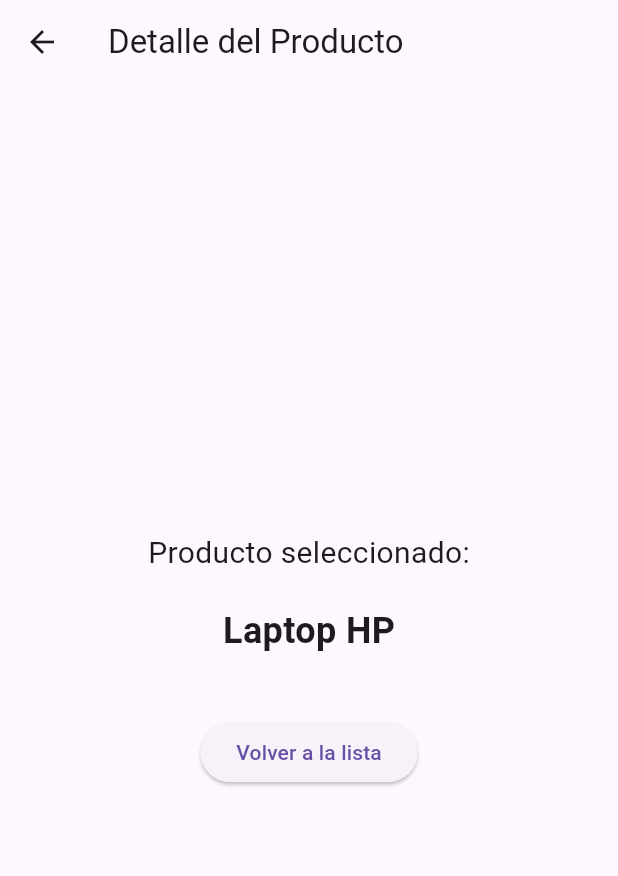
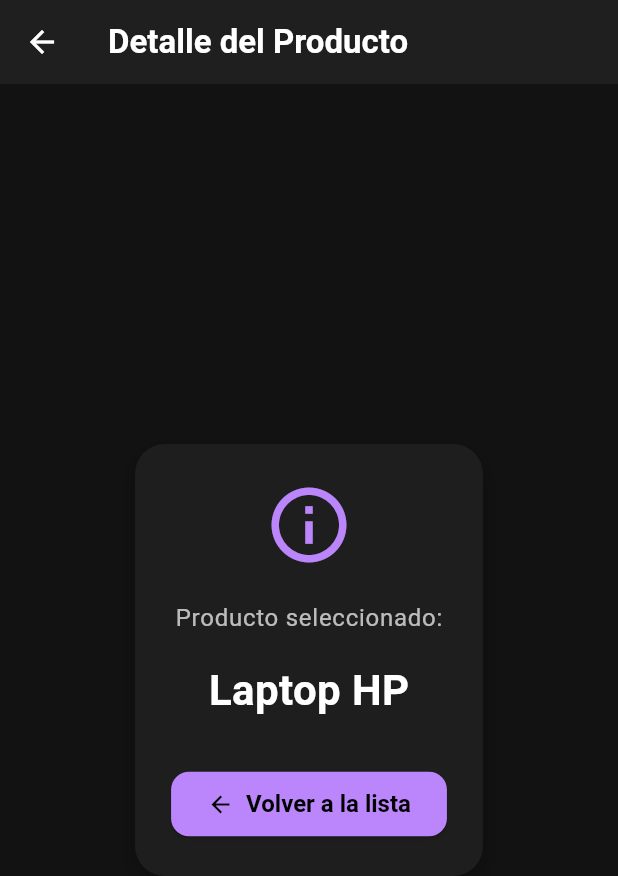
Before and after one commit to gabri117/navegacion_pasos_datos, a Flutter app: the screen it shows after launch, after a tap on "Laptop HP", on a phone screen of 412 x 824 dp. Shown: the top 876 px of the screen. Run offline on Flutter 3.47's test engine with Material 3 defaults, Android fonts, the phone set to English and light mode, and no system bars.

Commit message:
Personalización en la interfaz de la app

```diff
--- a/lib/main.dart
+++ b/lib/main.dart
@@ -7,11 +7,54 @@ void main() {
 }
 
 class MyApp extends StatelessWidget {
+  final ThemeData darkTheme = ThemeData.dark().copyWith(
+    scaffoldBackgroundColor: Color(0xFF121212),
+    appBarTheme: AppBarTheme(
+      backgroundColor: Color(0xFF1F1F1F),
+      titleTextStyle: TextStyle(
+        color: Colors.white,
+        fontSize: 22,
+        fontWeight: FontWeight.bold,
+      ),
+      iconTheme: IconThemeData(color: Colors.white),
+      elevation: 0,
+    ),
+    colorScheme: ColorScheme.dark(
+      primary: Color(0xFFBB86FC),
+      secondary: Color(0xFF03DAC6),
+    ),
+    textTheme: TextTheme(
+      bodyLarge: TextStyle(color: Colors.white70, fontSize: 16),
+      bodyMedium: TextStyle(color: Colors.white60),
+      titleLarge: TextStyle(
+        color: Colors.white,
+        fontWeight: FontWeight.bold,
+        fontSize: 20,
+      ),
+    ),
+    cardColor: Color(0xFF1E1E1E),
+    elevatedButtonTheme: ElevatedButtonThemeData(
+      style: ElevatedButton.styleFrom(
+        backgroundColor: Color(0xFFBB86FC),
+        foregroundColor: Colors.black,
+        shape: RoundedRectangleBorder(borderRadius: BorderRadius.circular(12)),
+        padding: EdgeInsets.symmetric(horizontal: 24, vertical: 12),
+        textStyle: TextStyle(fontSize: 16, fontWeight: FontWeight.bold),
+      ),
+    ),
+  );
+
   @override
   Widget build(BuildContext context) {
     return MaterialApp(
-      title: 'Productos App',
+      title: 'PRODUCTOS APP',
+      theme: darkTheme,
+      debugShowCheckedModeBanner: false,
       initialRoute: '/',
+      //Definiendo las rutas de la app
+      //en este caso la ruta inicial es la lista de productos
+      //y la segunda ruta es la de detalle del producto
+      //que recibe un argumento (el nombre del producto)
       routes: {
         '/': (context) => ProductListPage(),
         '/detail': (context) => ProductDetailPage(),
--- a/lib/presentation/pages/product_detail_page.dart
+++ b/lib/presentation/pages/product_detail_page.dart
@@ -7,27 +7,47 @@ class ProductDetailPage extends StatelessWidget {
 
     return Scaffold(
       appBar: AppBar(title: Text('Detalle del Producto')),
-      body: Center(
+      body: Padding(
+        padding: const EdgeInsets.all(24.0),
+        child: Center(
+          child: Container(
+            padding: EdgeInsets.all(24),
+            decoration: BoxDecoration(
+              color: Theme.of(context).cardColor,
+              borderRadius: BorderRadius.circular(20),
+              boxShadow: [
+                BoxShadow(
+                  color: Colors.black26,
+                  blurRadius: 12,
+                  offset: Offset(0, 6),
+                ),
+              ],
+            ),
             child: Column(
-          mainAxisAlignment: MainAxisAlignment.center,
+              mainAxisSize: MainAxisSize.min,
               children: [
+                Icon(Icons.info_outline, size: 60, color: Theme.of(context).colorScheme.primary),
+                SizedBox(height: 20),
                 Text(
                   'Producto seleccionado:',
-              style: TextStyle(fontSize: 20),
+                  style: Theme.of(context).textTheme.bodyLarge,
                 ),
-            SizedBox(height: 20),
+                SizedBox(height: 16),
                 Text(
                   productName,
-              style: TextStyle(fontSize: 24, fontWeight: FontWeight.bold),
+                  style: TextStyle(fontSize: 28, fontWeight: FontWeight.bold, color: Colors.white),
                 ),
-            SizedBox(height: 40),
-            ElevatedButton(
+                SizedBox(height: 32),
+                ElevatedButton.icon(
                   onPressed: () {
                     Navigator.pop(context);
                   },
-              child: Text('Volver a la lista'),
+                  icon: Icon(Icons.arrow_back),
+                  label: Text('Volver a la lista'),
                 ),
               ],
+            ),
+          ),
         ),
       ),
     );
--- a/lib/presentation/pages/product_list_page.dart
+++ b/lib/presentation/pages/product_list_page.dart
@@ -14,10 +14,22 @@ class ProductListPage extends StatelessWidget {
     return Scaffold(
       appBar: AppBar(title: Text('Lista de Productos')),
       body: ListView.builder(
+        padding: EdgeInsets.all(12),
         itemCount: products.length,
         itemBuilder: (context, index) {
-          return ListTile(
-            title: Text(products[index]),
+          return Card(
+            color: Theme.of(context).cardColor,
+            shape: RoundedRectangleBorder(borderRadius: BorderRadius.circular(16)),
+            elevation: 4,
+            margin: EdgeInsets.symmetric(vertical: 8),
+            child: ListTile(
+              contentPadding: EdgeInsets.symmetric(horizontal: 20, vertical: 12),
+              leading: Icon(Icons.shopping_cart, color: Theme.of(context).colorScheme.secondary),
+              title: Text(
+                products[index],
+                style: Theme.of(context).textTheme.titleLarge,
+              ),
+              trailing: Icon(Icons.arrow_forward_ios, size: 16, color: Colors.white54),
               onTap: () {
                 Navigator.pushNamed(
                   context,
@@ -25,6 +37,7 @@ class ProductListPage extends StatelessWidget {
                   arguments: products[index],
                 );
               },
+            ),
           );
         },
       ),
```
Also changed, not shown: 1 other file. Lines whose indentation alone changed are shown as unchanged.
